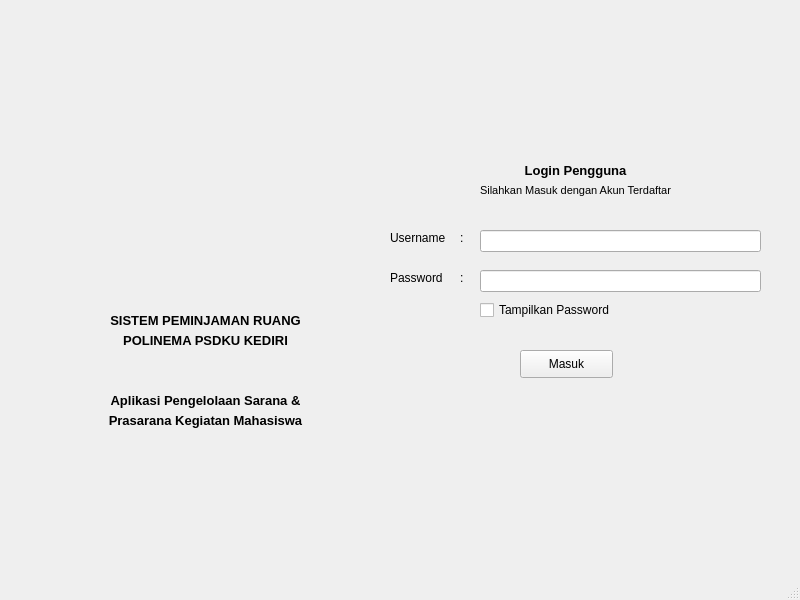
Qt form ui/login.ui (Ariel-F-S/SistemPeminjamanRuangPolinemaKampusKediri) before a commit.
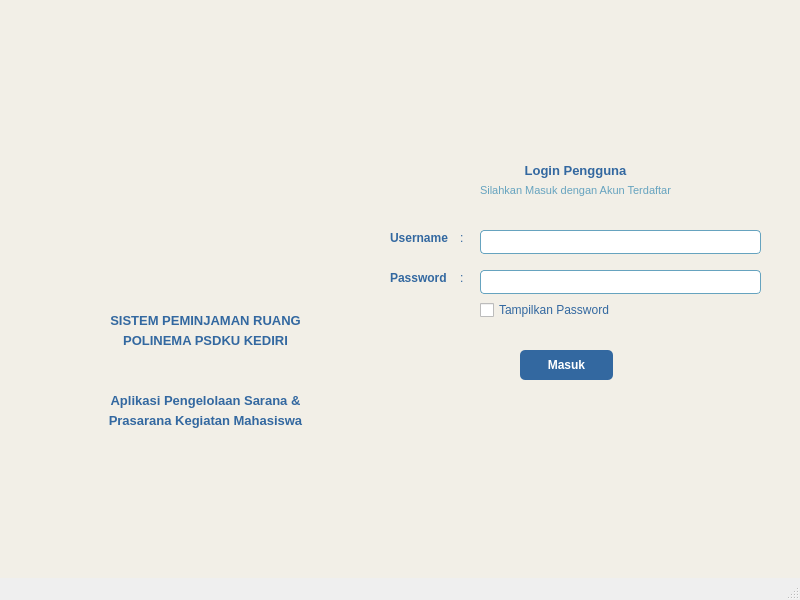
The same form after that commit. Icons and pictures are not drawn.

The edit to the form file:
```diff
--- a/ui/login.ui
+++ b/ui/login.ui
@@ -14,25 +14,11 @@
    <string>MainWindow</string>
   </property>
   <widget class="QWidget" name="centralwidget">
-   <widget class="QLabel" name="label">
-    <property name="geometry">
-     <rect>
-      <x>120</x>
-      <y>120</y>
-      <width>181</width>
-      <height>181</height>
-     </rect>
-    </property>
-    <property name="text">
-     <string/>
-    </property>
-    <property name="pixmap">
-     <pixmap>../icon/logo_polinema.png</pixmap>
-    </property>
-    <property name="scaledContents">
-     <bool>true</bool>
-    </property>
-   </widget>
+   <property name="styleSheet">
+    <string notr="true">QWidget#centralwidget {
+    background-color: #F2EFE7;
+}</string>
+   </property>
    <widget class="QLabel" name="label_2">
     <property name="geometry">
      <rect>
@@ -49,6 +35,9 @@
       <bold>true</bold>
      </font>
     </property>
+    <property name="styleSheet">
+     <string notr="true">color: #3368A0;</string>
+    </property>
     <property name="text">
      <string>SISTEM PEMINJAMAN RUANG</string>
     </property>
@@ -72,6 +61,9 @@
       <bold>true</bold>
      </font>
     </property>
+    <property name="styleSheet">
+     <string notr="true">color: #3368A0;</string>
+    </property>
     <property name="text">
      <string>POLINEMA PSDKU KEDIRI</string>
     </property>
@@ -95,6 +87,9 @@
       <bold>true</bold>
      </font>
     </property>
+    <property name="styleSheet">
+     <string notr="true">color: #3368A0;</string>
+    </property>
     <property name="text">
      <string>Aplikasi Pengelolaan Sarana &amp;</string>
     </property>
@@ -118,6 +113,9 @@
       <bold>true</bold>
      </font>
     </property>
+    <property name="styleSheet">
+     <string notr="true">color: #3368A0;</string>
+    </property>
     <property name="text">
      <string>Prasarana Kegiatan Mahasiswa</string>
     </property>
@@ -141,6 +139,9 @@
       <bold>true</bold>
      </font>
     </property>
+    <property name="styleSheet">
+     <string notr="true">color: #3368A0;</string>
+    </property>
     <property name="text">
      <string>Login Pengguna</string>
     </property>
@@ -164,6 +165,9 @@
       <bold>false</bold>
      </font>
     </property>
+    <property name="styleSheet">
+     <string notr="true">color: #66A3BF;</string>
+    </property>
     <property name="text">
      <string>Silahkan Masuk dengan Akun Terdaftar</string>
     </property>
@@ -180,6 +184,10 @@
       <height>16</height>
      </rect>
     </property>
+    <property name="styleSheet">
+     <string notr="true">color: #3368A0;
+font-weight: bold;</string>
+    </property>
     <property name="text">
      <string>Username</string>
     </property>
@@ -193,6 +201,10 @@
       <height>16</height>
      </rect>
     </property>
+    <property name="styleSheet">
+     <string notr="true">color: #3368A0;
+font-weight: bold;</string>
+    </property>
     <property name="text">
      <string>Password</string>
     </property>
@@ -206,6 +218,9 @@
       <height>16</height>
      </rect>
     </property>
+    <property name="styleSheet">
+     <string notr="true">color: #3368A0;</string>
+    </property>
     <property name="text">
      <string>:</string>
     </property>
@@ -219,6 +234,9 @@
       <height>16</height>
      </rect>
     </property>
+    <property name="styleSheet">
+     <string notr="true">color: #3368A0;</string>
+    </property>
     <property name="text">
      <string>:</string>
     </property>
@@ -229,9 +247,15 @@
       <x>480</x>
       <y>230</y>
       <width>281</width>
-      <height>22</height>
+      <height>24</height>
      </rect>
     </property>
+    <property name="styleSheet">
+     <string notr="true">background-color: #FFFFFF;
+border: 1px solid #66A3BF;
+border-radius: 4px;
+padding-left: 5px;</string>
+    </property>
    </widget>
    <widget class="QLineEdit" name="lineEdit_2">
     <property name="geometry">
@@ -239,9 +263,18 @@
       <x>480</x>
       <y>270</y>
       <width>281</width>
-      <height>22</height>
+      <height>24</height>
      </rect>
     </property>
+    <property name="styleSheet">
+     <string notr="true">background-color: #FFFFFF;
+border: 1px solid #66A3BF;
+border-radius: 4px;
+padding-left: 5px;</string>
+    </property>
+    <property name="echoMode">
+     <enum>QLineEdit::Password</enum>
+    </property>
    </widget>
    <widget class="QCheckBox" name="checkBox">
     <property name="geometry">
@@ -252,6 +285,9 @@
       <height>20</height>
      </rect>
     </property>
+    <property name="styleSheet">
+     <string notr="true">color: #3368A0;</string>
+    </property>
     <property name="text">
      <string>Tampilkan Password</string>
     </property>
@@ -262,9 +298,20 @@
       <x>520</x>
       <y>350</y>
       <width>93</width>
-      <height>28</height>
+      <height>30</height>
      </rect>
     </property>
+    <property name="styleSheet">
+     <string notr="true">QPushButton {
+    background-color: #3368A0;
+    color: #FFFFFF;
+    border-radius: 5px;
+    font-weight: bold;
+}
+QPushButton:hover {
+    background-color: #66A3BF;
+}</string>
+    </property>
     <property name="text">
      <string>Masuk</string>
     </property>
```
Left out of the diff: 21 changed lines with no effect on the pictures.
